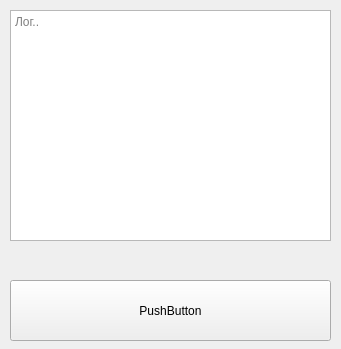
The window that untitled.ui (artur0527rg/pyqt5_hohlov) describes before a commit, drawn with Qt 5.
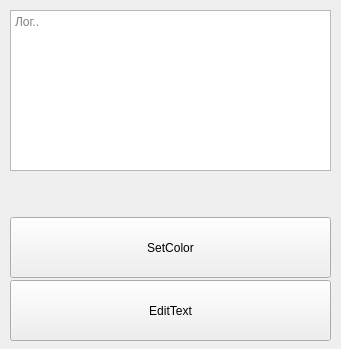
The same window after the commit.

Commit message: Знакомство урок 2 заменили ui

What changed in the file:
```diff
--- a/untitled.ui
+++ b/untitled.ui
@@ -32,7 +32,7 @@
       <x>10</x>
       <y>10</y>
       <width>321</width>
-      <height>231</height>
+      <height>161</height>
      </rect>
     </property>
     <property name="placeholderText">
@@ -49,14 +49,14 @@
      </rect>
     </property>
     <property name="text">
-     <string>PushButton</string>
+     <string>EditText</string>
     </property>
    </widget>
    <widget class="QLabel" name="label">
     <property name="geometry">
      <rect>
       <x>10</x>
-      <y>250</y>
+      <y>180</y>
       <width>321</width>
       <height>21</height>
      </rect>
@@ -65,6 +65,19 @@
      <string/>
     </property>
    </widget>
+   <widget class="QPushButton" name="pushButton_2">
+    <property name="geometry">
+     <rect>
+      <x>10</x>
+      <y>217</y>
+      <width>321</width>
+      <height>61</height>
+     </rect>
+    </property>
+    <property name="text">
+     <string>SetColor</string>
+    </property>
+   </widget>
   </widget>
  </widget>
  <resources/>
```
The commit also changes 2 other files.
